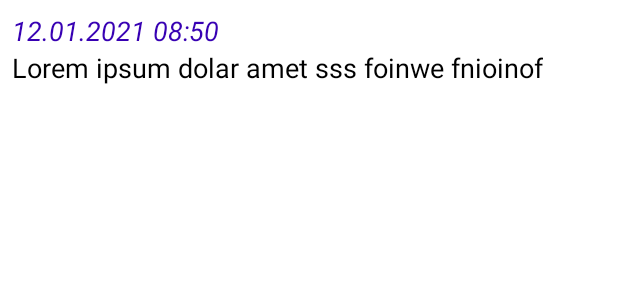
After one commit to DimaMykhnevych/StoreAndDeliver.Mobile, an Android app: the layout session_notes_row.xml on its own in the app's theme, with its tools: preview values and no code run, on a phone screen of 412 x 824 dp. The commit adds this screen. Shown: the top 300 px of the screen. Run offline under Robolectric (Android 15) with nearby library versions, the phone set to English and light mode, and no system bars.

Commit message:
Add ability to review cargo notes for user

```diff
--- a/app/src/main/java/com/example/storeanddeliver/fragments/RequestsFragment.kt
+++ b/app/src/main/java/com/example/storeanddeliver/fragments/RequestsFragment.kt
@@ -138,7 +138,7 @@ class Requests : Fragment(), AdapterView.OnItemSelectedListener {
     private fun setupRequestsRecyclerView() {
         requestsView.apply {
             layoutManager = LinearLayoutManager(activity)
-            adapter = RequestsAdapter(requests, context)
+            adapter = RequestsAdapter(requests, context, fragmentManager!!, activity!!)
         }
     }
 
--- a/app/src/main/java/com/example/storeanddeliver/services/CargoSnapshotsService.kt
+++ b/app/src/main/java/com/example/storeanddeliver/services/CargoSnapshotsService.kt
@@ -1,11 +1,8 @@
 package com.example.storeanddeliver.services
 
-import android.net.Uri
 import com.example.storeanddeliver.constants.Constants
 import com.example.storeanddeliver.managers.CredentialsManager
 import com.example.storeanddeliver.models.GetCargoSnapshotModel
-import kotlinx.serialization.encodeToString
-import kotlinx.serialization.json.Json
 import okhttp3.*
 import java.io.IOException
 import android.net.Uri.Builder
--- /dev/null
+++ b/app/src/main/res/drawable/ic_notes.xml
@@ -0,0 +1,5 @@
+<vector android:height="36dp" android:tint="#AC5BE9"
+    android:viewportHeight="24" android:viewportWidth="24"
+    android:width="36dp" xmlns:android="http://schemas.android.com/apk/res/android">
+    <path android:fillColor="@android:color/white" android:pathData="M3,18h12v-2L3,16v2zM3,6v2h18L21,6L3,6zM3,13h18v-2L3,11v2z"/>
+</vector>
--- a/app/src/main/res/layout/cargo_request_row.xml
+++ b/app/src/main/res/layout/cargo_request_row.xml
@@ -161,7 +161,7 @@
         android:orientation="vertical"
         android:visibility="gone"
         app:layout_constraintLeft_toLeftOf="parent"
-        app:layout_constraintTop_toBottomOf="@id/show_cargo_notes">
+        app:layout_constraintTop_toBottomOf="@id/show_cargo_info">
 
         <LinearLayout
             android:layout_width="match_parent"
--- /dev/null
+++ b/app/src/main/res/layout/session_notes_row.xml
@@ -0,0 +1,32 @@
+<?xml version="1.0" encoding="utf-8"?>
+<androidx.constraintlayout.widget.ConstraintLayout xmlns:android="http://schemas.android.com/apk/res/android"
+    android:layout_width="match_parent"
+    android:layout_height="wrap_content"
+    xmlns:tools="http://schemas.android.com/tools"
+    xmlns:app="http://schemas.android.com/apk/res-auto"
+    android:padding="8dp">
+
+    <TextView
+        android:id="@+id/note_time"
+        android:layout_width="wrap_content"
+        android:layout_height="wrap_content"
+        tools:text="12.01.2021 08:50"
+        android:textColor="@color/design_default_color_primary_dark"
+        android:textStyle="italic"
+        android:textSize="18sp"
+        app:layout_constraintStart_toStartOf="parent"
+        app:layout_constraintTop_toTopOf="parent"
+        />
+
+    <TextView
+        android:id="@+id/note_text"
+        android:layout_width="0dp"
+        android:layout_height="wrap_content"
+        tools:text="Lorem ipsum dolar amet sss foinwe fnioinof"
+        android:textColor="@color/black"
+        android:textSize="18sp"
+        app:layout_constraintTop_toBottomOf="@id/note_time"
+        app:layout_constraintLeft_toLeftOf="parent"/>
+
+
+</androidx.constraintlayout.widget.ConstraintLayout>
--- a/app/src/main/res/values/strings.xml
+++ b/app/src/main/res/values/strings.xml
@@ -106,4 +106,10 @@
     <string name="cargo_snapshots"><u>Cargo snapshots</u></string>
     <!--CARGO INDICATORS -->
 
+    <!--NOTES DIALOG -->
+    <string name="notes">Notes</string>
+    <string name="empty_notes">There are no notes</string>
+    <!--NOTES DIALOG -->
+    <string name="close">Close</string>
+
 </resources>
```
Also changed, not shown: app/src/main/java/com/example/storeanddeliver/dialogs/SessionNotesDialog.kt (added, +47 -0 lines), app/src/main/java/com/example/storeanddeliver/listAdapters/RequestsAdapter.kt (+50 -2 lines), app/src/main/java/com/example/storeanddeliver/listAdapters/SessionNotesAdapter.kt (added, +47 -0 lines), app/src/main/java/com/example/storeanddeliver/models/CargoSessionNote.kt (added, +10 -0 lines), app/src/main/java/com/example/storeanddeliver/services/CargoSessionNotesService.kt (added, +31 -0 lines), app/src/main/res/layout/session_notes_dialog.xml (added, +53 -0 lines), 1 other file.
